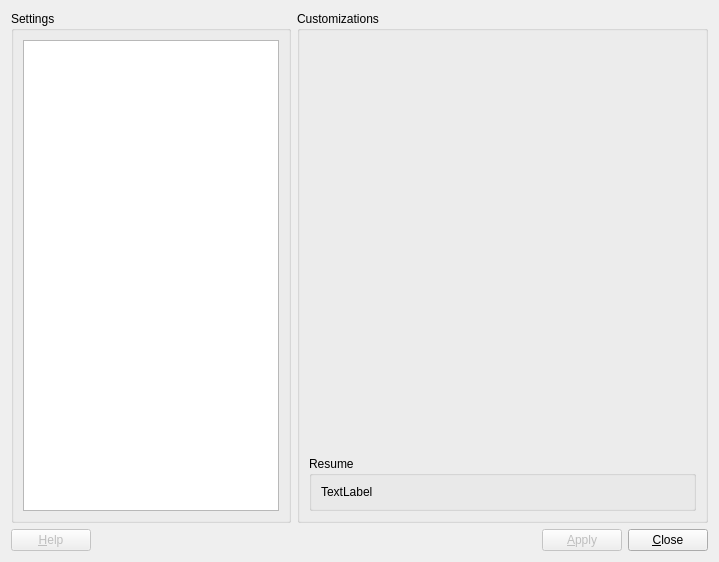
Old version of the form src/terralib/qt/af/settings/ui/SettingsDialogForm.ui in the repository claudiobogossian/terralib5.
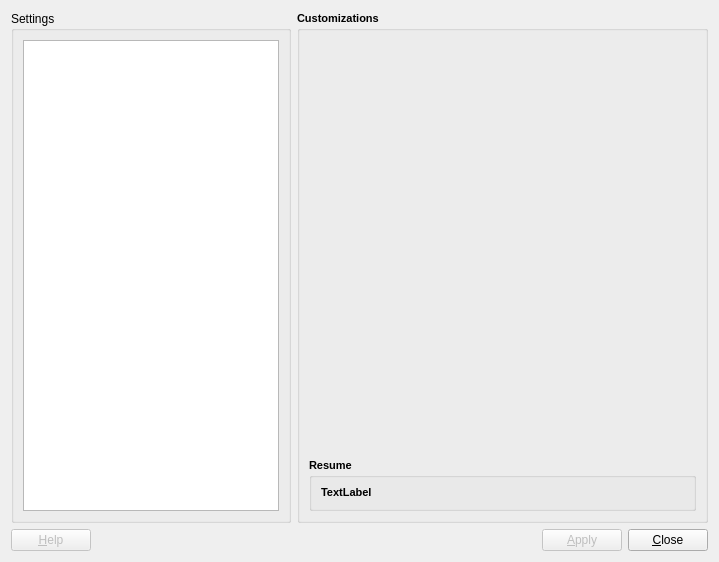
New version of the form.

Commit message: Settings revision, toolbars customization save and recover.

```diff
--- a/src/terralib/qt/af/settings/ui/SettingsDialogForm.ui
+++ b/src/terralib/qt/af/settings/ui/SettingsDialogForm.ui
@@ -44,6 +44,13 @@
            <height>509</height>
           </size>
          </property>
+         <property name="font">
+          <font>
+           <pointsize>8</pointsize>
+           <weight>75</weight>
+           <bold>true</bold>
+          </font>
+         </property>
          <property name="title">
           <string>Customizations</string>
          </property>
```
The commit also changes 14 other files.
